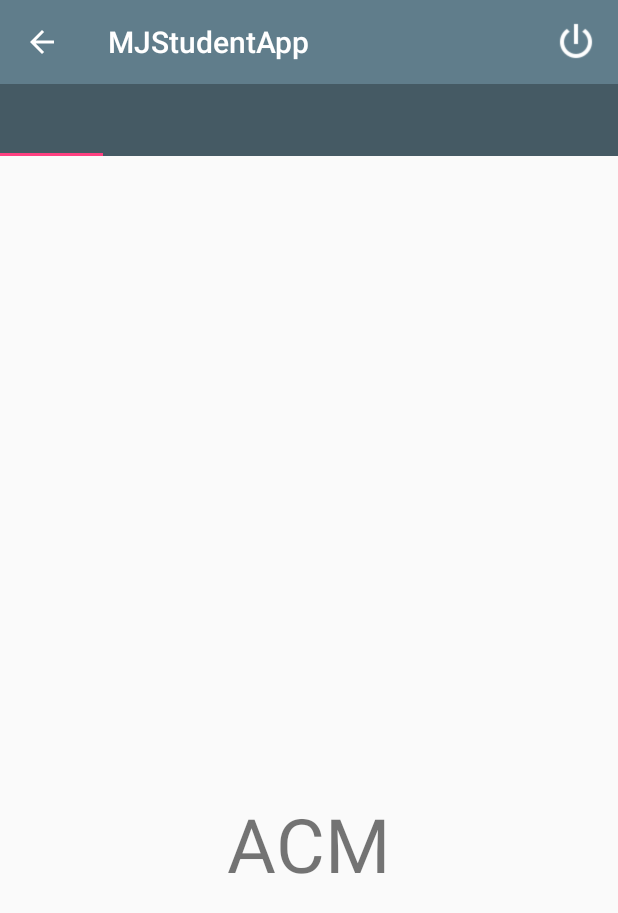
After one commit to oldmansulaiman/MJStudentApp, an Android app: the AcmFragment screen opened directly, with no data from a screen before it, on a phone screen of 412 x 824 dp. The commit adds this screen. Shown: the top 913 px of the screen. Run offline under Robolectric (Android 15) with nearby library versions, the phone set to English and light mode, and no system bars; our stand-ins replace Firebase (no records; nobody signed in at launch, a user with empty details on screens opened directly).

Commit message:
tabs commit

```diff
--- /dev/null
+++ b/app/src/main/java/com/example/admin/mjstudentapp/AcmFragment.java
@@ -0,0 +1,28 @@
+package com.example.admin.mjstudentapp;
+
+import android.os.Bundle;
+import android.support.annotation.Nullable;
+import android.support.v4.app.Fragment;
+import android.view.LayoutInflater;
+import android.view.View;
+import android.view.ViewGroup;
+
+public class AcmFragment extends Fragment {
+
+    View view;
+
+    public AcmFragment() {
+
+    }
+
+    @Nullable
+    @Override
+    public View onCreateView(LayoutInflater inflater, @Nullable ViewGroup container, @Nullable Bundle savedInstanceState) {
+
+        view = inflater.inflate(R.layout.item_acm, container, false);
+        return view;
+
+    }
+
+
+}
--- /dev/null
+++ b/app/src/main/java/com/example/admin/mjstudentapp/CsiFragment.java
@@ -0,0 +1,28 @@
+package com.example.admin.mjstudentapp;
+
+import android.os.Bundle;
+import android.support.annotation.Nullable;
+import android.support.v4.app.Fragment;
+import android.view.LayoutInflater;
+import android.view.View;
+import android.view.ViewGroup;
+
+public class CsiFragment extends Fragment {
+
+    View view;
+
+    public CsiFragment() {
+
+    }
+
+    @Nullable
+    @Override
+    public View onCreateView(LayoutInflater inflater, @Nullable ViewGroup container, @Nullable Bundle savedInstanceState) {
+
+        view = inflater.inflate(R.layout.item_csi, container, false);
+        return view;
+
+    }
+
+
+}
--- /dev/null
+++ b/app/src/main/java/com/example/admin/mjstudentapp/EcellFragment.java
@@ -0,0 +1,28 @@
+package com.example.admin.mjstudentapp;
+
+import android.os.Bundle;
+import android.support.annotation.Nullable;
+import android.support.v4.app.Fragment;
+import android.view.LayoutInflater;
+import android.view.View;
+import android.view.ViewGroup;
+
+public class EcellFragment extends Fragment {
+
+    View view;
+
+    public EcellFragment() {
+
+    }
+
+    @Nullable
+    @Override
+    public View onCreateView(LayoutInflater inflater, @Nullable ViewGroup container, @Nullable Bundle savedInstanceState) {
+
+        view = inflater.inflate(R.layout.item_ecell, container, false);
+        return view;
+
+    }
+
+
+}
--- /dev/null
+++ b/app/src/main/java/com/example/admin/mjstudentapp/EwbFragment.java
@@ -0,0 +1,28 @@
+package com.example.admin.mjstudentapp;
+
+import android.os.Bundle;
+import android.support.annotation.Nullable;
+import android.support.v4.app.Fragment;
+import android.view.LayoutInflater;
+import android.view.View;
+import android.view.ViewGroup;
+
+public class EwbFragment extends Fragment {
+
+    View view;
+
+    public EwbFragment() {
+
+    }
+
+    @Nullable
+    @Override
+    public View onCreateView(LayoutInflater inflater, @Nullable ViewGroup container, @Nullable Bundle savedInstanceState) {
+
+        view = inflater.inflate(R.layout.item_ewb, container, false);
+        return view;
+
+    }
+
+
+}
--- /dev/null
+++ b/app/src/main/java/com/example/admin/mjstudentapp/IeeeFragment.java
@@ -0,0 +1,28 @@
+package com.example.admin.mjstudentapp;
+
+import android.os.Bundle;
+import android.support.annotation.Nullable;
+import android.support.v4.app.Fragment;
+import android.view.LayoutInflater;
+import android.view.View;
+import android.view.ViewGroup;
+
+public class IeeeFragment extends Fragment {
+
+    View view;
+
+    public IeeeFragment() {
+
+    }
+
+    @Nullable
+    @Override
+    public View onCreateView(LayoutInflater inflater, @Nullable ViewGroup container, @Nullable Bundle savedInstanceState) {
+
+        view = inflater.inflate(R.layout.item_ieee, container, false);
+        return view;
+
+    }
+
+
+}
--- /dev/null
+++ b/app/src/main/java/com/example/admin/mjstudentapp/OratorsFragment.java
@@ -0,0 +1,28 @@
+package com.example.admin.mjstudentapp;
+
+import android.os.Bundle;
+import android.support.annotation.Nullable;
+import android.support.v4.app.Fragment;
+import android.view.LayoutInflater;
+import android.view.View;
+import android.view.ViewGroup;
+
+public class OratorsFragment extends Fragment {
+
+    View view;
+
+    public OratorsFragment() {
+
+    }
+
+    @Nullable
+    @Override
+    public View onCreateView(LayoutInflater inflater, @Nullable ViewGroup container, @Nullable Bundle savedInstanceState) {
+
+        view = inflater.inflate(R.layout.item_orators, container, false);
+        return view;
+
+    }
+
+
+}
--- /dev/null
+++ b/app/src/main/java/com/example/admin/mjstudentapp/ViewPagerAdapter.java
@@ -0,0 +1,50 @@
+package com.example.admin.mjstudentapp;
+
+import android.support.v4.app.Fragment;
+import android.support.v4.app.FragmentManager;
+import android.support.v4.app.FragmentPagerAdapter;
+
+import java.util.ArrayList;
+import java.util.List;
+
+public class ViewPagerAdapter extends FragmentPagerAdapter {
+
+    private final List<Fragment> fragmentList = new ArrayList<>();
+    private final List<String> fragmentTitleList = new ArrayList<>();
+
+    public ViewPagerAdapter(FragmentManager fm) {
+
+        super(fm);
+
+    }
+
+    @Override
+    public Fragment getItem(int position) {
+
+        return fragmentList.get(position);
+
+    }
+
+    @Override
+    public CharSequence getPageTitle(int position) {
+
+        return super.getPageTitle(position);
+
+    }
+
+    @Override
+    public int getCount() {
+
+        return fragmentTitleList.size();
+
+    }
+
+    public void addFragment(Fragment fragment, String title) {
+
+        fragmentList.add(fragment);
+        fragmentTitleList.add(title);
+
+    }
+
+
+}
--- a/app/src/main/res/layout/activity_student.xml
+++ b/app/src/main/res/layout/activity_student.xml
@@ -18,10 +18,9 @@
         android:layout_width="match_parent"
         android:layout_height="wrap_content"
         android:layout_below="@id/toolbar"
-        android:background="?attr/colorPrimary"
+        android:background="?attr/colorPrimaryDark"
         app:tabGravity="fill"
-        app:tabMode="fixed"
-        app:tabTextColor="@color/colorAccent" />
+        app:tabMode="fixed" />
 
     <android.support.v4.view.ViewPager
         android:id="@+id/viewPager_id"
--- /dev/null
+++ b/app/src/main/res/layout/item_acm.xml
@@ -0,0 +1,16 @@
+<?xml version="1.0" encoding="utf-8"?>
+<RelativeLayout xmlns:android="http://schemas.android.com/apk/res/android"
+    android:layout_width="match_parent"
+    android:layout_height="match_parent"
+    android:orientation="vertical">
+
+    <TextView
+        android:layout_width="wrap_content"
+        android:layout_height="wrap_content"
+        android:layout_alignParentBottom="true"
+        android:layout_centerHorizontal="true"
+        android:layout_marginBottom="228dp"
+        android:text="ACM"
+        android:textSize="50sp" />
+
+</RelativeLayout>
```
Also changed, not shown: app/src/main/res/layout/item_csi.xml (added, +16 -0 lines), app/src/main/res/layout/item_ecell.xml (added, +16 -0 lines), app/src/main/res/layout/item_ewb.xml (added, +16 -0 lines), app/src/main/res/layout/item_ieee.xml (added, +16 -0 lines), app/src/main/res/layout/item_orators.xml (added, +16 -0 lines).
